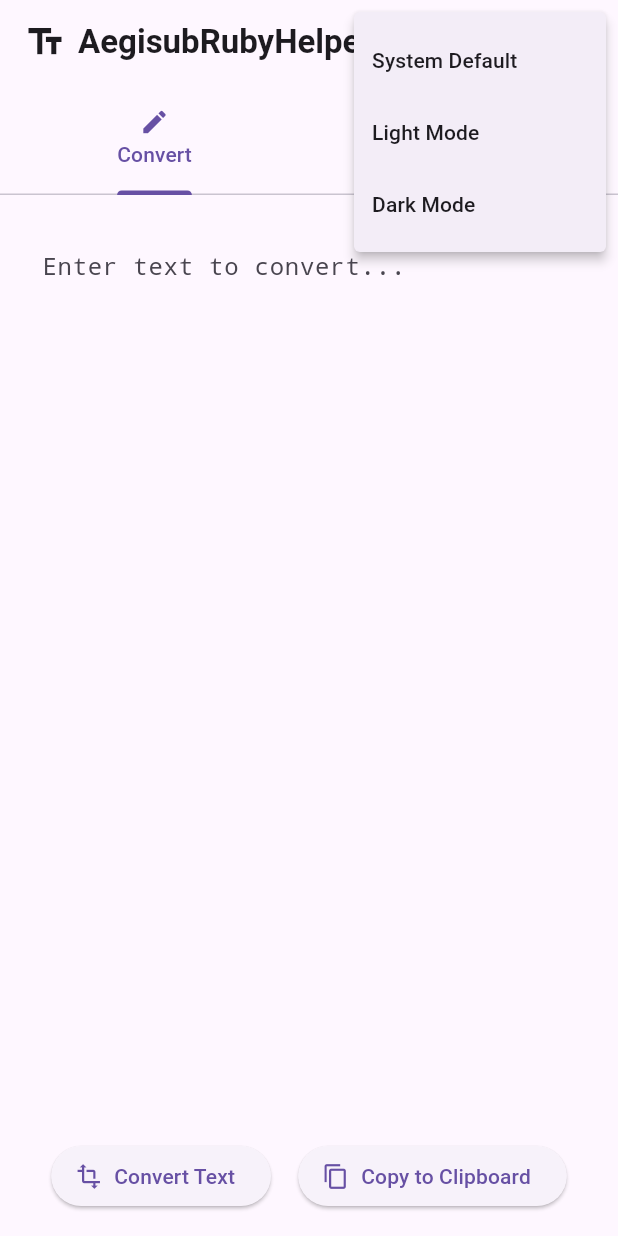
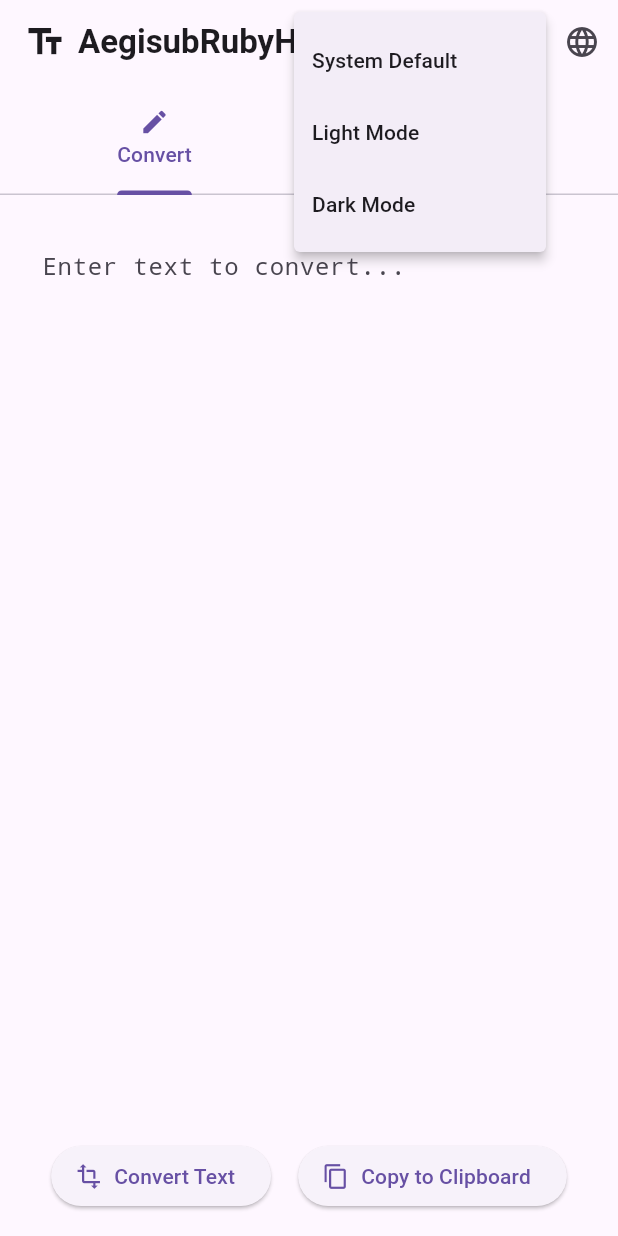
Before and after one commit to qianzhu233/aegisub_ruby_helper, a Flutter app: the screen it shows after launch, after a tap on the "brightness 6" icon, on a phone screen of 412 x 824 dp. Run offline on Flutter 3.47's test engine with Material 3 defaults, Android fonts, the light colour scheme and no system bars.

Commit message:
localization

````diff
--- /dev/null
+++ b/devtools_options.yaml
@@ -0,0 +1,3 @@
+description: This file stores settings for Dart & Flutter DevTools.
+documentation: https://docs.flutter.dev/tools/devtools/extensions#configure-extension-enablement-states
+extensions:
--- /dev/null
+++ b/lib/l10n/app_localizations.dart
@@ -0,0 +1,214 @@
+import 'dart:async';
+
+import 'package:flutter/foundation.dart';
+import 'package:flutter/widgets.dart';
+import 'package:flutter_localizations/flutter_localizations.dart';
+import 'package:intl/intl.dart' as intl;
+
+import 'app_localizations_en.dart';
+import 'app_localizations_ja.dart';
+import 'app_localizations_zh.dart';
+
+// ignore_for_file: type=lint
+
+/// Callers can lookup localized strings with an instance of AppLocalizations
+/// returned by `AppLocalizations.of(context)`.
+///
+/// Applications need to include `AppLocalizations.delegate()` in their app's
+/// `localizationDelegates` list, and the locales they support in the app's
+/// `supportedLocales` list. For example:
+///
+/// ```dart
+/// import 'l10n/app_localizations.dart';
+///
+/// return MaterialApp(
+///   localizationsDelegates: AppLocalizations.localizationsDelegates,
+///   supportedLocales: AppLocalizations.supportedLocales,
+///   home: MyApplicationHome(),
+/// );
+/// ```
+///
+/// ## Update pubspec.yaml
+///
+/// Please make sure to update your pubspec.yaml to include the following
+/// packages:
+///
+/// ```yaml
+/// dependencies:
+///   # Internationalization support.
+///   flutter_localizations:
+///     sdk: flutter
+///   intl: any # Use the pinned version from flutter_localizations
+///
+///   # Rest of dependencies
+/// ```
+///
+/// ## iOS Applications
+///
+/// iOS applications define key application metadata, including supported
+/// locales, in an Info.plist file that is built into the application bundle.
+/// To configure the locales supported by your app, you’ll need to edit this
+/// file.
+///
+/// First, open your project’s ios/Runner.xcworkspace Xcode workspace file.
+/// Then, in the Project Navigator, open the Info.plist file under the Runner
+/// project’s Runner folder.
+///
+/// Next, select the Information Property List item, select Add Item from the
+/// Editor menu, then select Localizations from the pop-up menu.
+///
+/// Select and expand the newly-created Localizations item then, for each
+/// locale your application supports, add a new item and select the locale
+/// you wish to add from the pop-up menu in the Value field. This list should
+/// be consistent with the languages listed in the AppLocalizations.supportedLocales
+/// property.
+abstract class AppLocalizations {
+  AppLocalizations(String locale) : localeName = intl.Intl.canonicalizedLocale(locale.toString());
+
+  final String localeName;
+
+  static AppLocalizations? of(BuildContext context) {
+    return Localizations.of<AppLocalizations>(context, AppLocalizations);
+  }
+
+  static const LocalizationsDelegate<AppLocalizations> delegate = _AppLocalizationsDelegate();
+
+  /// A list of this localizations delegate along with the default localizations
+  /// delegates.
+  ///
+  /// Returns a list of localizations delegates containing this delegate along with
+  /// GlobalMaterialLocalizations.delegate, GlobalCupertinoLocalizations.delegate,
+  /// and GlobalWidgetsLocalizations.delegate.
+  ///
+  /// Additional delegates can be added by appending to this list in
+  /// MaterialApp. This list does not have to be used at all if a custom list
+  /// of delegates is preferred or required.
+  static const List<LocalizationsDelegate<dynamic>> localizationsDelegates = <LocalizationsDelegate<dynamic>>[
+    delegate,
+    GlobalMaterialLocalizations.delegate,
+    GlobalCupertinoLocalizations.delegate,
+    GlobalWidgetsLocalizations.delegate,
+  ];
+
+  /// A list of this localizations delegate's supported locales.
+  static const List<Locale> supportedLocales = <Locale>[
+    Locale('en'),
+    Locale('ja'),
+    Locale('zh'),
+    Locale('zh', 'TW')
+  ];
+
+  /// No description provided for @appTitle.
+  ///
+  /// In en, this message translates to:
+  /// **'AegisubRubyHelper'**
+  String get appTitle;
+
+  /// No description provided for @tabConvert.
+  ///
+  /// In en, this message translates to:
+  /// **'Convert'**
+  String get tabConvert;
+
+  /// No description provided for @tabAbout.
+  ///
+  /// In en, this message translates to:
+  /// **'About'**
+  String get tabAbout;
+
+  /// No description provided for @themeSystem.
+  ///
+  /// In en, this message translates to:
+  /// **'System Default'**
+  String get themeSystem;
+
+  /// No description provided for @themeLight.
+  ///
+  /// In en, this message translates to:
+  /// **'Light Mode'**
+  String get themeLight;
+
+  /// No description provided for @themeDark.
+  ///
+  /// In en, this message translates to:
+  /// **'Dark Mode'**
+  String get themeDark;
+
+  /// No description provided for @btnConvert.
+  ///
+  /// In en, this message translates to:
+  /// **'Convert Text'**
+  String get btnConvert;
+
+  /// No description provided for @btnCopy.
+  ///
+  /// In en, this message translates to:
+  /// **'Copy to Clipboard'**
+  String get btnCopy;
+
+  /// No description provided for @copiedText.
+  ///
+  /// In en, this message translates to:
+  /// **'Text copied to clipboard!'**
+  String get copiedText;
+
+  /// No description provided for @hintText.
+  ///
+  /// In en, this message translates to:
+  /// **'Enter text to convert...'**
+  String get hintText;
+
+  /// No description provided for @version.
+  ///
+  /// In en, this message translates to:
+  /// **'Version: 1.0.3'**
+  String get version;
+
+  /// No description provided for @aboutText.
+  ///
+  /// In en, this message translates to:
+  /// **'A simple and powerful tool to convert text to K1 format.\nDeveloped by qianzhu233.'**
+  String get aboutText;
+}
+
+class _AppLocalizationsDelegate extends LocalizationsDelegate<AppLocalizations> {
+  const _AppLocalizationsDelegate();
+
+  @override
+  Future<AppLocalizations> load(Locale locale) {
+    return SynchronousFuture<AppLocalizations>(lookupAppLocalizations(locale));
+  }
+
+  @override
+  bool isSupported(Locale locale) => <String>['en', 'ja', 'zh'].contains(locale.languageCode);
+
+  @override
+  bool shouldReload(_AppLocalizationsDelegate old) => false;
+}
+
+AppLocalizations lookupAppLocalizations(Locale locale) {
+
+  // Lookup logic when language+country codes are specified.
+  switch (locale.languageCode) {
+    case 'zh': {
+  switch (locale.countryCode) {
+    case 'TW': return AppLocalizationsZhTw();
+   }
+  break;
+   }
+  }
+
+  // Lookup logic when only language code is specified.
+  switch (locale.languageCode) {
+    case 'en': return AppLocalizationsEn();
+    case 'ja': return AppLocalizationsJa();
+    case 'zh': return AppLocalizationsZh();
+  }
+
+  throw FlutterError(
+    'AppLocalizations.delegate failed to load unsupported locale "$locale". This is likely '
+    'an issue with the localizations generation tool. Please file an issue '
+    'on GitHub with a reproducible sample app and the gen-l10n configuration '
+    'that was used.'
+  );
+}
--- a/lib/main.dart
+++ b/lib/main.dart
@@ -1,5 +1,8 @@
 import 'package:flutter/material.dart';
 import 'package:flutter/services.dart';
+import 'package:flutter_localizations/flutter_localizations.dart';
+import 'package:aegisub_ruby_helper/l10n/app_localizations.dart';
+import 'package:intl/intl.dart';
 
 void main() {
   runApp(const MyApp());
@@ -14,10 +17,17 @@
 
 class _MyAppState extends State<MyApp> {
   ThemeMode _themeMode = ThemeMode.system;
+  Locale? _locale;
 
   void _toggleThemeMode(ThemeMode mode) {
     setState(() {
       _themeMode = mode;
+    });
+  }
+
+  void _changeLocale(Locale locale) {
+    setState(() {
+      _locale = locale;
     });
   }
 
@@ -36,11 +46,26 @@
         fontFamily: 'Roboto',
       ),
       themeMode: _themeMode,
+      locale: _locale,
+      localizationsDelegates: const [
+        AppLocalizations.delegate,
+        GlobalMaterialLocalizations.delegate,
+        GlobalWidgetsLocalizations.delegate,
+        GlobalCupertinoLocalizations.delegate,
+      ],
+      supportedLocales: const [
+        Locale('en'),
+        Locale('zh'),
+        Locale('zh', 'CN'),
+        Locale('zh', 'TW'),
+        Locale('ja'),
+      ],
       home: DefaultTabController(
         length: 2,
         child: MyHomePage(
           themeMode: _themeMode,
           onThemeChanged: _toggleThemeMode,
+          onLocaleChanged: _changeLocale,
         ),
       ),
     );
@@ -50,8 +75,14 @@
 class MyHomePage extends StatefulWidget {
   final ThemeMode themeMode;
   final ValueChanged<ThemeMode> onThemeChanged;
+  final ValueChanged<Locale> onLocaleChanged;
 
-  const MyHomePage({super.key, required this.themeMode, required this.onThemeChanged});
+  const MyHomePage({
+    super.key,
+    required this.themeMode,
+    required this.onThemeChanged,
+    required this.onLocaleChanged,
+  });
 
   @override
   _MyHomePageState createState() => _MyHomePageState();
@@ -62,6 +93,7 @@
   String _convertedText = '';
 
   Widget _buildInputField(BuildContext context) {
+    final loc = AppLocalizations.of(context)!;
     return Container(
       padding: const EdgeInsets.all(12),
       decoration: BoxDecoration(
@@ -75,8 +107,8 @@
           maxLines: null,
           expands: true,
           scrollPhysics: const BouncingScrollPhysics(),
-          decoration: const InputDecoration(
-            hintText: 'Enter text to convert...',
+          decoration: InputDecoration(
+            hintText: loc.hintText,
             border: InputBorder.none,
           ),
           style: const TextStyle(fontFamily: 'monospace', fontSize: 16),
@@ -175,13 +207,19 @@
   void _copyToClipboard() {
     if (_convertedText.isNotEmpty) {
       Clipboard.setData(ClipboardData(text: _convertedText));
+      final loc = AppLocalizations.of(context)!;
       ScaffoldMessenger.of(context).showSnackBar(
         SnackBar(
           content: Row(
-            children: const [
-              Icon(Icons.check_circle_outline, color: Colors.green),
-              SizedBox(width: 8),
-              Expanded(child: Text('Text copied to clipboard!', style: TextStyle(fontWeight: FontWeight.bold))),
+            children: [
+              const Icon(Icons.check_circle_outline, color: Colors.green),
+              const SizedBox(width: 8),
+              Expanded(
+                child: Text(
+                  loc.copiedText,
+                  style: const TextStyle(fontWeight: FontWeight.bold),
+                ),
+              ),
             ],
           ),
           behavior: SnackBarBehavior.floating,
@@ -192,6 +230,7 @@
 
   @override
   Widget build(BuildContext context) {
+    final loc = AppLocalizations.of(context)!;
     return Scaffold(
       appBar: AppBar(
         title: Row(
@@ -199,18 +238,18 @@
             const Icon(Icons.text_fields, size: 28),
             const SizedBox(width: 8),
             Text(
-              'AegisubRubyHelper',
-              style: TextStyle(
+              loc.appTitle,
+              style: const TextStyle(
                 fontSize: 22,
                 fontWeight: FontWeight.w600,
               ),
             ),
           ],
         ),
-        bottom: const TabBar(
+        bottom: TabBar(
           tabs: [
-            Tab(icon: Icon(Icons.edit, size: 20), text: 'Convert'),
-            Tab(icon: Icon(Icons.info_outline, size: 20), text: 'About'),
+            Tab(icon: const Icon(Icons.edit, size: 20), text: loc.tabConvert),
+            Tab(icon: const Icon(Icons.info_outline, size: 20), text: loc.tabAbout),
           ],
         ),
         actions: [
@@ -218,17 +257,39 @@
             icon: const Icon(Icons.brightness_6),
             onSelected: widget.onThemeChanged,
             itemBuilder: (context) => [
+              PopupMenuItem(
+                value: ThemeMode.system,
+                child: Text(loc.themeSystem),
+              ),
+              PopupMenuItem(
+                value: ThemeMode.light,
+                child: Text(loc.themeLight),
+              ),
+              PopupMenuItem(
+                value: ThemeMode.dark,
+                child: Text(loc.themeDark),
+              ),
+            ],
+          ),
+          PopupMenuButton<Locale>(
+            icon: const Icon(Icons.language),
+            onSelected: widget.onLocaleChanged,
+            itemBuilder: (context) => [
               const PopupMenuItem(
-                value: ThemeMode.system,
-                child: Text('System Default'),
+                value: Locale('en'),
+                child: Text('English'),
               ),
               const PopupMenuItem(
-                value: ThemeMode.light,
-                child: Text('Light Mode'),
+                value: Locale('zh', 'CN'),
+                child: Text('简体中文'),
               ),
               const PopupMenuItem(
-                value: ThemeMode.dark,
-                child: Text('Dark Mode'),
+                value: Locale('zh', 'TW'),
+                child: Text('繁體中文'),
+              ),
+              const PopupMenuItem(
+                value: Locale('ja'),
+                child: Text('日本語'),
               ),
             ],
           ),
@@ -280,12 +341,12 @@
                         ElevatedButton.icon(
                           onPressed: _convertText,
                           icon: const Icon(Icons.transform),
-                          label: const Text('Convert Text'),
+                          label: Text(loc.btnConvert),
                         ),
                         ElevatedButton.icon(
                           onPressed: _copyToClipboard,
                           icon: const Icon(Icons.copy),
-                          label: const Text('Copy to Clipboard'),
+                          label: Text(loc.btnCopy),
                         ),
                       ],
                     ),
@@ -294,28 +355,27 @@
               },
             ),
           ),
-          // 关于页面
-          const Padding(
-            padding: EdgeInsets.all(16.0),
+          Padding(
+            padding: const EdgeInsets.all(16.0),
             child: Center(
               child: Column(
                 mainAxisSize: MainAxisSize.min,
                 children: <Widget>[
-                  Icon(Icons.app_registration, size: 50),
-                  SizedBox(height: 10),
+                  const Icon(Icons.app_registration, size: 50),
+                  const SizedBox(height: 10),
                   Text(
-                    'AegisubRubyHelper',
-                    style: TextStyle(fontSize: 26, fontWeight: FontWeight.bold),
+                    loc.appTitle,
+                    style: const TextStyle(fontSize: 26, fontWeight: FontWeight.bold),
                   ),
-                  SizedBox(height: 20),
+                  const SizedBox(height: 20),
                   Text(
-                    'Version: 1.0.2',
-                    style: TextStyle(fontSize: 18),
+                    loc.version,
+                    style: const TextStyle(fontSize: 18),
                   ),
-                  SizedBox(height: 20),
+                  const SizedBox(height: 20),
                   Text(
-                    'A simple and powerful tool to convert text to K1 format.\nDeveloped by qianzhu233.',
-                    style: TextStyle(fontSize: 16),
+                    loc.aboutText,
+                    style: const TextStyle(fontSize: 16),
                     textAlign: TextAlign.center,
                   ),
                 ],
@@ -324,7 +384,6 @@
           ),
         ],
       ),
-
     );
   }
 }
--- a/pubspec.yaml
+++ b/pubspec.yaml
@@ -9,6 +9,9 @@
 dependencies:
   flutter:
     sdk: flutter
+  flutter_localizations:
+    sdk: flutter
+  intl: any
 
 dev_dependencies:
   flutter_test:
@@ -17,3 +20,4 @@
 
 flutter:
   uses-material-design: true
+  generate: true
````
Also changed, not shown: lib/l10n/app_en.arb (added, +14 -0 lines), lib/l10n/app_ja.arb (added, +14 -0 lines), lib/l10n/app_localizations_en.dart (added, +46 -0 lines), lib/l10n/app_localizations_ja.dart (added, +46 -0 lines), lib/l10n/app_localizations_zh.dart (added, +87 -0 lines), lib/l10n/app_zh.arb (added, +14 -0 lines), lib/l10n/app_zh_TW.arb (added, +14 -0 lines), pubspec.lock.
